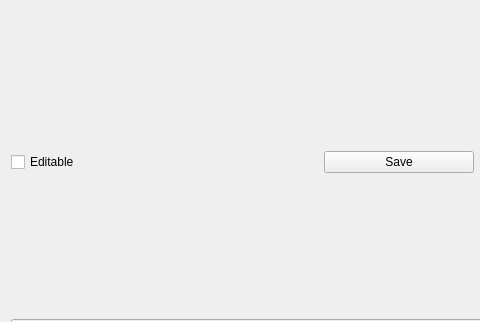
Before: the Qt Designer form designs/xml/note_window.ui in daniel-deru/WorkMate-3.0, drawn with Qt 5; both pictures show x 0 to 480 and y 0 to 322 of the 641 by 494 pixel window.
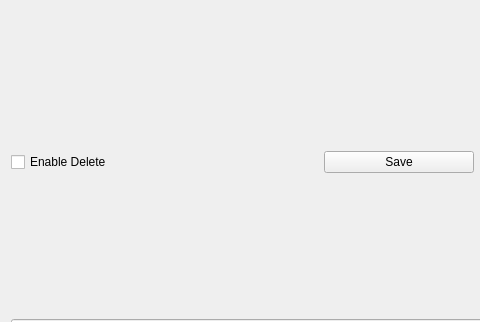
After: the same form once the commit is applied.

Diff of the .ui file:
```diff
--- a/designs/xml/note_window.ui
+++ b/designs/xml/note_window.ui
@@ -19,7 +19,7 @@
      <item>
       <widget class="QCheckBox" name="chkbx_edit">
        <property name="text">
-        <string>Editable</string>
+        <string>Enable Delete</string>
        </property>
       </widget>
      </item>
```
Left out of the diff: 9 changed lines with no effect on the pictures.
